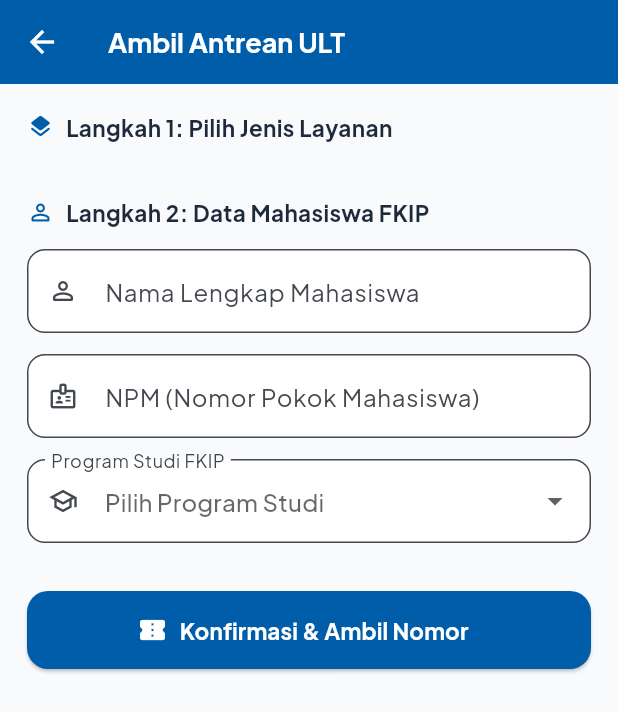
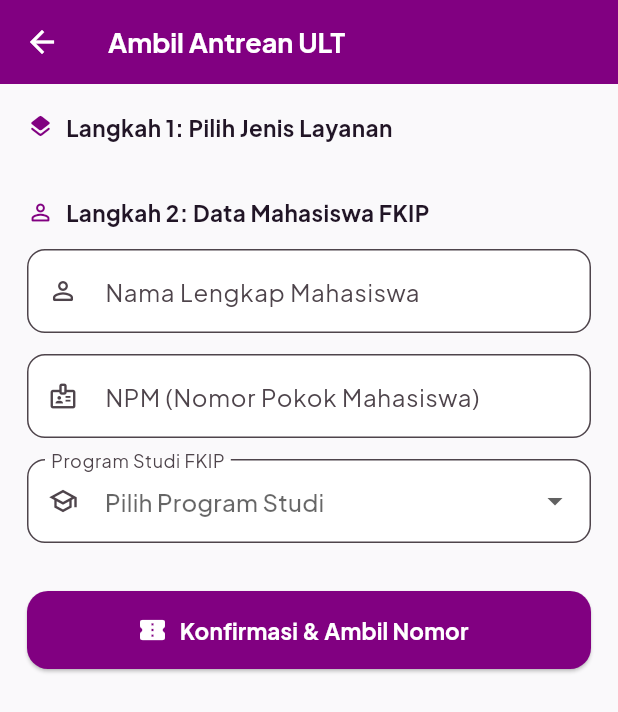
Before and after one commit to mascinn/ult-queue-fkip-unila, a Flutter app: the screen it shows after launch, after a tap on "Ambil Nomor Antrean", on a phone screen of 412 x 824 dp. Shown: the top 712 px of the screen. Run offline on Flutter 3.47's test engine with Material 3 defaults, Android fonts, the phone set to English and light mode, and no system bars; our stand-ins replace flutter_tts, google_fonts, shared_preferences, supabase_flutter; accounts and stored records are empty.

Commit message:
feat(ui): perbarui tema visual ke Ungu & Putih FKIP Unila, pasang logo resmi aplikasi, dan rilis v1.0.1

```diff
--- a/lib/core/constants/app_colors.dart
+++ b/lib/core/constants/app_colors.dart
@@ -3,34 +3,34 @@ import 'package:flutter/material.dart';
 class AppColors {
   AppColors._();
 
-  // Warna Utama Identitas Unila & FKIP
-  static const Color primary = Color(0xFF005DAA);       // Biru Resmi Unila
-  static const Color primaryDark = Color(0xFF003D73);   // Biru Tua Header
-  static const Color primaryLight = Color(0xFFE8F1FA);  // Biru Lembut Background
-  static const Color accentYellow = Color(0xFFFDB813);  // Kuning Emas FKIP
-  static const Color accentOrange = Color(0xFFF37021);
+  // Warna Utama Identitas FKIP Unila (Ungu & Putih)
+  static const Color primary = Color(0xFF810081);       // Ungu Khas FKIP Unila
+  static const Color primaryDark = Color(0xFF560056);   // Ungu Tua Elegan
+  static const Color primaryLight = Color(0xFFF7EBF8);  // Ungu Sangat Lembut
+  static const Color accentYellow = Color(0xFFF9D90A);  // Kuning Emas Logo FKIP
+  static const Color accentOrange = Color(0xFFE65100);
 
-  // Background & Permukaan
-  static const Color background = Color(0xFFF8FAFC);
-  static const Color surface = Colors.white;
-  static const Color cardBorder = Color(0xFFE2E8F0);
+  // Background & Permukaan (Dominan Putih Bersih)
+  static const Color background = Color(0xFFFAF9FB);   // Putih Bersih
+  static const Color surface = Colors.white;            // Putih Murni
+  static const Color cardBorder = Color(0xFFEADDEC);    // Border Halus
 
   // Teks
-  static const Color textPrimary = Color(0xFF1E293B);
-  static const Color textSecondary = Color(0xFF64748B);
-  static const Color textMuted = Color(0xFF94A3B8);
+  static const Color textPrimary = Color(0xFF211526);
+  static const Color textSecondary = Color(0xFF6B5D70);
+  static const Color textMuted = Color(0xFF9E91A3);
 
   // Warna Status Antrean
-  static const Color statusWaiting = Color(0xFFF59E0B);    // Oranye / Amber
-  static const Color statusCalled = Color(0xFF0284C7);     // Biru Langit
-  static const Color statusInService = Color(0xFF8B5CF6);  // Ungu
-  static const Color statusCompleted = Color(0xFF10B981);  // Hijau
-  static const Color statusSkipped = Color(0xFFEF4444);    // Merah
+  static const Color statusWaiting = Color(0xFFD97706);    // Amber
+  static const Color statusCalled = Color(0xFF810081);     // Ungu FKIP (Panggilan Aktif)
+  static const Color statusInService = Color(0xFF9333EA);  // Ungu Sedang Layani
+  static const Color statusCompleted = Color(0xFF059669);  // Hijau
+  static const Color statusSkipped = Color(0xFFDC2626);    // Merah
 
   // Background Status Lembut (Pill/Badge)
   static const Color statusWaitingBg = Color(0xFFFEF3C7);
-  static const Color statusCalledBg = Color(0xFFE0F2FE);
-  static const Color statusInServiceBg = Color(0xFFEDE9FE);
+  static const Color statusCalledBg = Color(0xFFF5E1F5);
+  static const Color statusInServiceBg = Color(0xFFF3E8FF);
   static const Color statusCompletedBg = Color(0xFFD1FAE5);
   static const Color statusSkippedBg = Color(0xFFFEE2E2);
 
--- a/lib/features/student_queue/presentation/splash_screen.dart
+++ b/lib/features/student_queue/presentation/splash_screen.dart
@@ -93,26 +93,24 @@ class _SplashScreenState extends State<SplashScreen> with SingleTickerProviderSt
               child: Column(
                 mainAxisAlignment: MainAxisAlignment.center,
                 children: [
-                  // Logo / Ikon Kemahasiswaan
+                  // Logo Resmi FKIP Unila
                   Container(
-                    width: 104,
-                    height: 104,
+                    width: 120,
+                    height: 120,
                     decoration: BoxDecoration(
-                      color: Colors.white,
-                      borderRadius: BorderRadius.circular(28),
+                      shape: BoxShape.circle,
                       boxShadow: [
                         BoxShadow(
-                          color: Colors.black.withOpacity(0.18),
-                          blurRadius: 20,
+                          color: Colors.black.withOpacity(0.25),
+                          blurRadius: 24,
                           offset: const Offset(0, 10),
                         ),
                       ],
                     ),
-                    child: const Center(
-                      child: Icon(
-                        Icons.groups_rounded,
-                        size: 54,
-                        color: AppColors.primary,
+                    child: ClipOval(
+                      child: Image.asset(
+                        'assets/images/logo_fkip.png',
+                        fit: BoxFit.cover,
                       ),
                     ),
                   ),
--- a/lib/features/student_queue/presentation/student_home_screen.dart
+++ b/lib/features/student_queue/presentation/student_home_screen.dart
@@ -151,13 +151,30 @@ class _StudentHomeScreenState extends State<StudentHomeScreen> {
       appBar: AppBar(
         backgroundColor: AppColors.primary,
         elevation: 0,
-        title: Column(
+        title: Row(
+          children: [
+            Container(
+              width: 36,
+              height: 36,
+              margin: const EdgeInsets.only(right: 10),
+              decoration: const BoxDecoration(
+                shape: BoxShape.circle,
+                color: Colors.white,
+              ),
+              child: ClipOval(
+                child: Image.asset(
+                  'assets/images/logo_fkip.png',
+                  fit: BoxFit.cover,
+                ),
+              ),
+            ),
+            Column(
               crossAxisAlignment: CrossAxisAlignment.start,
               children: [
                 Text(
                   AppConstants.appName,
                   style: const TextStyle(
-                fontSize: 18,
+                    fontSize: 17,
                     fontWeight: FontWeight.bold,
                     color: Colors.white,
                   ),
@@ -166,8 +183,10 @@ class _StudentHomeScreenState extends State<StudentHomeScreen> {
                   AppConstants.appTagline,
                   style: TextStyle(
                     fontSize: 11,
-                color: Colors.white.withOpacity(0.85),
+                    color: Colors.white.withOpacity(0.9),
                   ),
+                ),
+              ],
             ),
           ],
         ),
--- a/pubspec.yaml
+++ b/pubspec.yaml
@@ -1,7 +1,7 @@
 name: ult_fkip_apk
 description: "Aplikasi Antrean Pelayanan Administrasi Unit Layanan Terpadu (ULT) FKIP Universitas Lampung."
 publish_to: "none"
-version: 1.0.0+1
+version: 1.0.1+2
 
 environment:
   sdk: ">=3.2.0 <4.0.0"
```
Also changed, not shown: lib/features/auth/presentation/login_staff_screen.dart (+15 -10 lines), lib/features/staff_dashboard/presentation/staff_dashboard_screen.dart (+21 -2 lines), lib/features/student_queue/presentation/ticket_monitoring_screen.dart (+15 -2 lines), assets/images/logo_fkip.png (added), 15 other files. Lines whose indentation alone changed are shown as unchanged.
